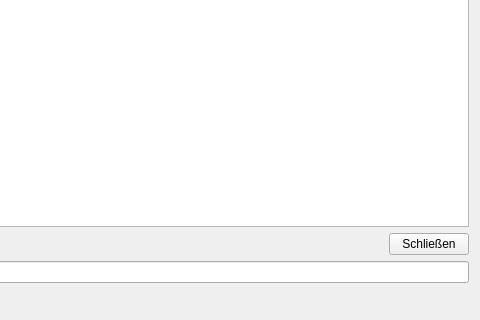
Before: the Qt Designer form mainwindow.ui in AwesomeTextEdtor/Texteditor, drawn with Qt 5; both pictures show x 303 to 783 and y 177 to 497 of the 783 by 497 pixel window.
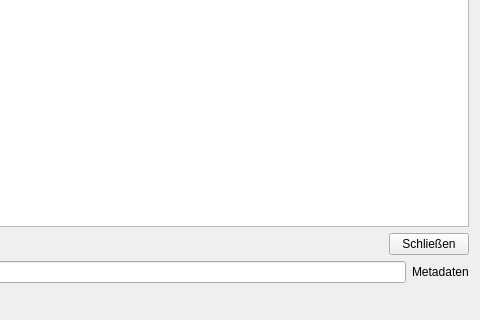
After: the same form once the commit is applied. Icons and pictures are not drawn.

The edit to the form file:
```diff
--- a/mainwindow.ui
+++ b/mainwindow.ui
@@ -232,6 +232,13 @@
             <item>
              <widget class="QLineEdit" name="lineEdit"/>
             </item>
+            <item>
+             <widget class="QLabel" name="metadatalabel">
+              <property name="text">
+               <string>Metadaten</string>
+              </property>
+             </widget>
+            </item>
            </layout>
           </item>
          </layout>
```
Left out of the diff: 75 changed lines with no effect on the pictures.
